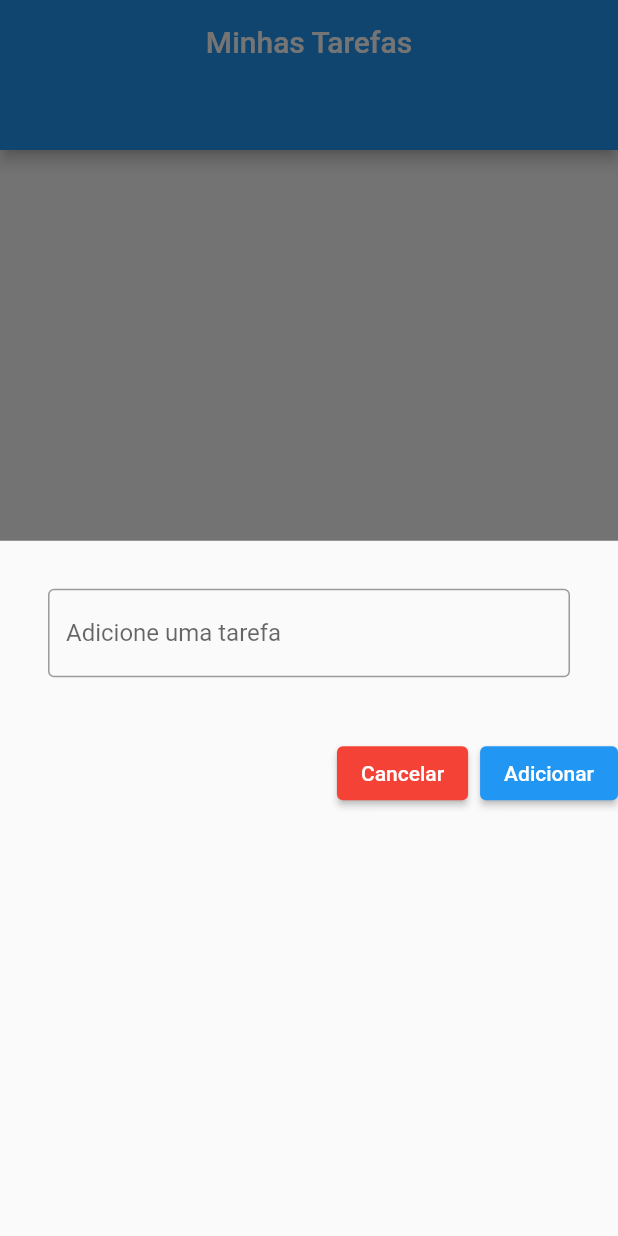
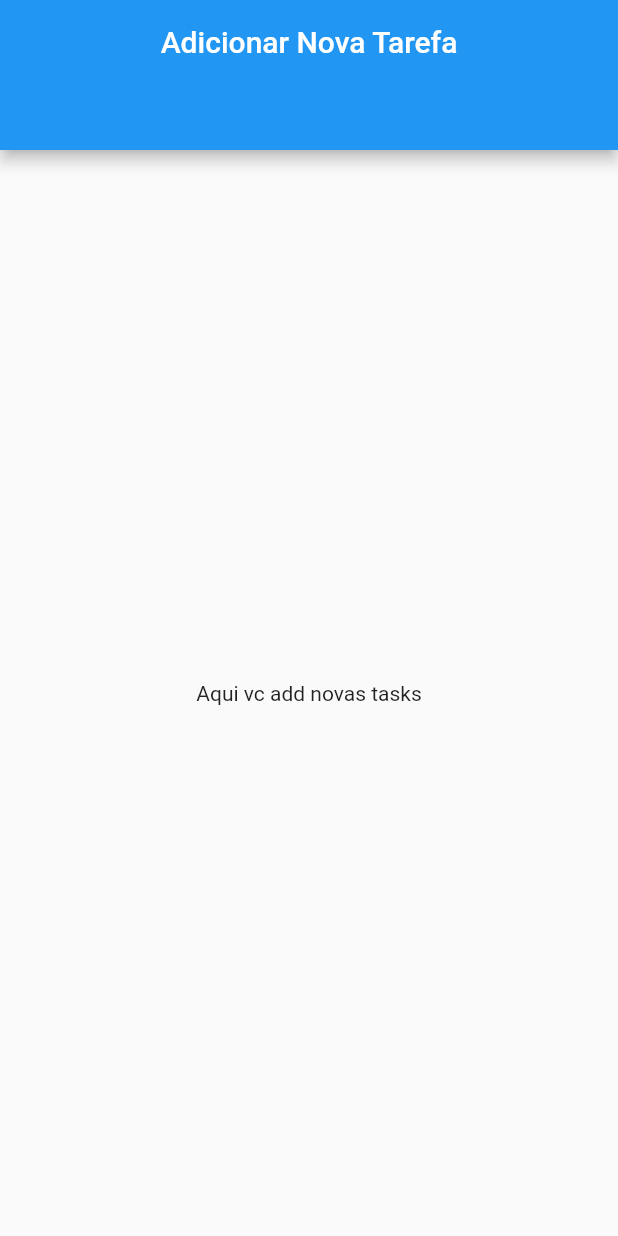
Before and after one commit to madruga665/my_todo_list, a Flutter app: the screen it shows after launch, after a tap on the "add" icon, on a phone screen of 412 x 824 dp. Run offline on Flutter 3.47's test engine with Material 2 defaults, Android fonts, the phone set to English and light mode, and no system bars.

Commit message:
add nova tela para criar uma nova tarefa

```diff
--- a/lib/main.dart
+++ b/lib/main.dart
@@ -1,4 +1,6 @@
 import 'package:flutter/material.dart';
+import 'package:my_todo_list/screens/home_screen.dart';
+import 'package:my_todo_list/screens/new_task.dart';
 
 void main() {
   runApp(const TodoList());
@@ -14,121 +16,13 @@ class TodoList extends StatefulWidget {
 class _TodoListState extends State<TodoList> {
   @override
   Widget build(BuildContext context) {
-    return const MaterialApp(home: Home());
-  }
-}
-
-class Home extends StatefulWidget {
-  const Home({Key? key}) : super(key: key);
-
-  @override
-  _HomeState createState() => _HomeState();
-}
-
-class _HomeState extends State<Home> {
-  final List<String> _todoItems = <String>[];
-  final _controller = TextEditingController();
-
-  @override
-  Widget build(BuildContext context) {
-    return Scaffold(
-      appBar: PreferredSize(
-        preferredSize: const Size.fromHeight(100),
-        child: AppBar(
-          title: const Center(child: Text('Minhas Tarefas')),
-        ),
-      ),
-      body: Container(
-        child: _todoItems.isNotEmpty
-            ? ListView.builder(
-                padding:
-                    const EdgeInsets.symmetric(horizontal: 20, vertical: 10.0),
-                itemCount: _todoItems.length,
-                itemBuilder: (BuildContext context, int index) {
-                  return Padding(
-                    padding: const EdgeInsets.only(bottom: 10.0),
-                    child: ListTile(
-                        contentPadding: const EdgeInsets.symmetric(
-                            horizontal: 20, vertical: 10.0),
-                        leading: Container(
-                          padding: const EdgeInsets.only(right: 12),
-                          decoration: const BoxDecoration(
-                            border: Border(
-                                right:
-                                    BorderSide(width: 1, color: Colors.white)),
-                          ),
-                          child: CircleAvatar(
-                            child: Text(
-                              (index + 1).toString(),
-                              style: const TextStyle(fontSize: 20),
-                            ),
-                          ),
-                        ),
-                        shape: RoundedRectangleBorder(
-                            borderRadius: BorderRadius.circular(5)),
-                        title: Text(
-                          _todoItems[index],
-                          style: const TextStyle(
-                              fontWeight: FontWeight.bold, color: Colors.white),
-                        ),
-                        tileColor: Colors.blue),
-                  );
-                },
-              )
-            : const Center(
-                child: Text('Nenhuma tarefa adicionada'),
-              ),
-      ),
-      floatingActionButton: FloatingActionButton(
-        onPressed: () {
-          showModalBottomSheet(
-              context: context,
-              builder: (BuildContext context) {
-                return Column(
-                  children: [
-                    Container(
-                      padding: const EdgeInsets.all(32),
-                      child: TextField(
-                        controller: _controller,
-                        decoration: const InputDecoration(
-                          border: OutlineInputBorder(),
-                          hintText: 'Adicione uma tarefa',
-                        ),
-                      ),
-                    ),
-                    Row(
-                      mainAxisAlignment: MainAxisAlignment.end,
-                      children: [
-                        Padding(
-                          padding: const EdgeInsets.all(8.0),
-                          child: ElevatedButton(
-                            style:
-                                ElevatedButton.styleFrom(primary: Colors.red),
-                            child: const Text('Cancelar'),
-                            onPressed: () {
-                              Navigator.of(context).pop();
-                            },
-                          ),
-                        ),
-                        ElevatedButton(
-                          child: const Text('Adicionar'),
-                          onPressed: () {
-                            setState(() {
-                              _todoItems.add(_controller.text);
-                              _controller.clear();
-                              Navigator.of(context).pop();
-                            });
-                          },
-                        ),
-                      ],
-                    ),
-                  ],
-                );
-              });
-        },
-        tooltip: 'Adicionar Tarefa',
-        child: const Icon(Icons.add),
-      ),
+    return MaterialApp(
+      home: const Home(),
+      initialRoute: '/home',
+      routes: {
+        '/home': (context) => const Home(),
+        '/newTask': (context) => const NewTask()
+      },
     );
   }
 }
--- /dev/null
+++ b/lib/screens/home_screen.dart
@@ -0,0 +1,89 @@
+import 'package:flutter/material.dart';
+
+class Home extends StatefulWidget {
+  const Home({Key? key}) : super(key: key);
+
+  @override
+  _HomeState createState() => _HomeState();
+}
+
+class _HomeState extends State<Home> {
+  final List<String> todoItems = [
+    'teste 1',
+    'teste 2',
+    'teste 3',
+    'teste 4',
+    'teste 5',
+    'teste 6',
+    'teste 7',
+    'teste 8',
+    'teste 9'
+  ];
+
+  @override
+  Widget build(BuildContext context) {
+    return Scaffold(
+      appBar: PreferredSize(
+        preferredSize: const Size.fromHeight(100),
+        child: AppBar(
+          title: const Center(child: Text('Minhas Tarefas')),
+          automaticallyImplyLeading: false,
+        ),
+      ),
+      body: Container(
+        child: todoItems.isNotEmpty
+            ? Scrollbar(
+                child: ListView.builder(
+                  padding: const EdgeInsets.symmetric(
+                      horizontal: 20, vertical: 10.0),
+                  itemCount: todoItems.length,
+                  itemBuilder: (BuildContext context, int index) {
+                    return Padding(
+                      padding: const EdgeInsets.only(bottom: 10.0),
+                      child: ListTile(
+                          onTap: () {
+                            print('CRICOU NA TASK ${todoItems[index]}');
+                            Navigator.pushNamed(context, '/newTask',
+                                arguments: todoItems[index]);
+                          },
+                          contentPadding: const EdgeInsets.symmetric(
+                              horizontal: 20, vertical: 10.0),
+                          leading: Container(
+                            padding: const EdgeInsets.only(right: 12),
+                            decoration: const BoxDecoration(
+                              border: Border(
+                                  right: BorderSide(
+                                      width: 1, color: Colors.white)),
+                            ),
+                            child: CircleAvatar(
+                              child: Text(
+                                (index + 1).toString(),
+                                style: const TextStyle(fontSize: 20),
+                              ),
+                            ),
+                          ),
+                          shape: RoundedRectangleBorder(
+                              borderRadius: BorderRadius.circular(5)),
+                          title: Text(
+                            todoItems[index],
+                            style: const TextStyle(
+                                fontWeight: FontWeight.bold,
+                                color: Colors.white),
+                          ),
+                          tileColor: Colors.blue),
+                    );
+                  },
+                ),
+              )
+            : const Center(
+                child: Text('Nenhuma tarefa adicionada'),
+              ),
+      ),
+      floatingActionButton: FloatingActionButton(
+          child: const Icon(Icons.add),
+          onPressed: () {
+            Navigator.pushNamed(context, '/newTask');
+          }),
+    );
+  }
+}
--- /dev/null
+++ b/lib/screens/new_task.dart
@@ -0,0 +1,26 @@
+import 'package:flutter/material.dart';
+
+class NewTask extends StatefulWidget {
+  const NewTask({Key? key}) : super(key: key);
+
+  @override
+  State<NewTask> createState() => _NewTaskState();
+}
+
+class _NewTaskState extends State<NewTask> {
+  @override
+  Widget build(BuildContext context) {
+    return Scaffold(
+      appBar: PreferredSize(
+        preferredSize: const Size.fromHeight(100),
+        child: AppBar(
+          title: const Center(child: Text('Adicionar Nova Tarefa')),
+          automaticallyImplyLeading: false,
+        ),
+      ),
+      body: const Center(
+        child: Text('Aqui vc add novas tasks'),
+      ),
+    );
+  }
+}
```
